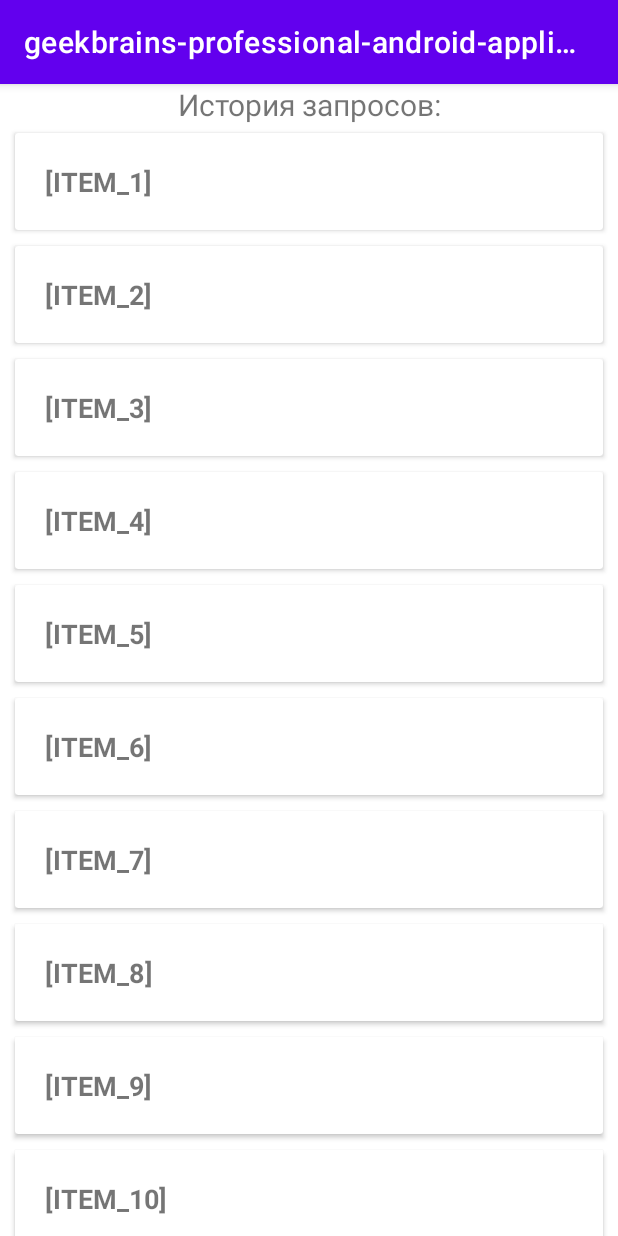
After one commit to GrishaninViacheslav/geekbrains-testing, an Android app: the fragment SearchHistoryFragment shown on its own in the app's theme, on a phone screen of 412 x 824 dp. The commit adds this screen. Run offline under Robolectric (Android 15) with nearby library versions, the phone set to English and light mode, and no system bars; our stand-ins replace Dagger/Hilt's generated code; libraries missing offline, so code that uses them is left out: com.github.terrakok.cicerone.

Commit message:
Добавил список

```diff
--- a/app/src/main/java/io/github/grishaninvyacheslav/geekbrains_professional_android_application_development/domain/di/AppComponent.kt
+++ b/app/src/main/java/io/github/grishaninvyacheslav/geekbrains_professional_android_application_development/domain/di/AppComponent.kt
@@ -2,6 +2,7 @@ package io.github.grishaninvyacheslav.geekbrains_professional_android_applicatio
 
 import dagger.Component
 import io.github.grishaninvyacheslav.geekbrains_professional_android_application_development.views.activity.MainActivity
+import io.github.grishaninvyacheslav.geekbrains_professional_android_application_development.views.fragments.SearchHistoryFragment
 import io.github.grishaninvyacheslav.geekbrains_professional_android_application_development.views.fragments.SearchInputFragment
 import io.github.grishaninvyacheslav.geekbrains_professional_android_application_development.views.fragments.SearchResultFragment
 import javax.inject.Singleton
@@ -19,4 +20,5 @@ interface AppComponent {
 
     fun inject(searchInputFragment: SearchInputFragment)
     fun inject(searchResultFragment: SearchResultFragment)
+    fun inject(searchHistoryFragment: SearchHistoryFragment)
 }
--- a/app/src/main/java/io/github/grishaninvyacheslav/geekbrains_professional_android_application_development/domain/di/PresentersModule.kt
+++ b/app/src/main/java/io/github/grishaninvyacheslav/geekbrains_professional_android_application_development/domain/di/PresentersModule.kt
@@ -4,6 +4,7 @@ import dagger.Module
 import dagger.Provides
 import io.github.grishaninvyacheslav.geekbrains_professional_android_application_development.domain.models.repository.IDictionaryRepository
 import io.github.grishaninvyacheslav.geekbrains_professional_android_application_development.presenters.main.MainPresenter
+import io.github.grishaninvyacheslav.geekbrains_professional_android_application_development.presenters.search_history.SearchHistoryPresenter
 import io.github.grishaninvyacheslav.geekbrains_professional_android_application_development.presenters.search_input.SearchInputPresenter
 import io.github.grishaninvyacheslav.geekbrains_professional_android_application_development.presenters.search_result.SearchResultPresenter
 
@@ -23,4 +24,10 @@ class PresentersModule {
     fun providesSearchResultPresenter(repository: IDictionaryRepository): SearchResultPresenter {
         return SearchResultPresenter(repository = repository)
     }
+
+    @Provides
+    fun providesSearchHistoryPresenter(): SearchHistoryPresenter {
+        return SearchHistoryPresenter()
+    }
+
 }
--- /dev/null
+++ b/app/src/main/java/io/github/grishaninvyacheslav/geekbrains_professional_android_application_development/presenters/search_history/HistoryRVAdapter.kt
@@ -0,0 +1,34 @@
+package io.github.grishaninvyacheslav.geekbrains_professional_android_application_development.presenters.search_history
+
+import android.view.LayoutInflater
+import android.view.View
+import android.view.ViewGroup
+import android.widget.TextView
+import androidx.recyclerview.widget.RecyclerView
+import io.github.grishaninvyacheslav.geekbrains_professional_android_application_development.R
+
+class HistoryRVAdapter(
+    var history: List<String>,
+    private val onClickEvent: (word: String) -> Unit
+) :
+    RecyclerView.Adapter<HistoryRVAdapter.ViewHolder>() {
+    class ViewHolder(view: View) : RecyclerView.ViewHolder(view) {
+        val textView: TextView = view.findViewById(R.id.title)
+    }
+
+    override fun onCreateViewHolder(viewGroup: ViewGroup, viewType: Int): ViewHolder {
+        val view = LayoutInflater.from(viewGroup.context)
+            .inflate(R.layout.item_search_history, viewGroup, false)
+
+        return ViewHolder(view)
+    }
+
+    override fun onBindViewHolder(viewHolder: ViewHolder, position: Int) {
+        with(viewHolder.textView) {
+            text = history[position]
+            setOnClickListener { onClickEvent(history[position]) }
+        }
+    }
+
+    override fun getItemCount() = history.size
+}
--- /dev/null
+++ b/app/src/main/java/io/github/grishaninvyacheslav/geekbrains_professional_android_application_development/presenters/search_history/SearchHistoryPresenter.kt
@@ -0,0 +1,25 @@
+package io.github.grishaninvyacheslav.geekbrains_professional_android_application_development.presenters.search_history
+
+import com.github.terrakok.cicerone.Router
+import io.github.grishaninvyacheslav.geekbrains_professional_android_application_development.App
+import io.github.grishaninvyacheslav.geekbrains_professional_android_application_development.presenters.MvpPresenter
+
+class SearchHistoryPresenter(
+    private val router: Router = App.instance.router
+) :
+    MvpPresenter<SearchHistoryViewContract>(), SearchHistoryPresenterContract {
+    override fun loadSearchHistory() {
+        // Так как данный функционал используется только для тестирования, то вместо
+        // настоящего репозитория, возразающего observable и извлекающего данные асинхронно,
+        // используется это:
+        val history = List(10) { index ->
+            "[ITEM_${index + 1}]"
+        }
+        forEachView { it.initHistoryList(history) }
+    }
+
+    fun backPressed(): Boolean {
+        router.exit()
+        return true
+    }
+}
--- /dev/null
+++ b/app/src/main/java/io/github/grishaninvyacheslav/geekbrains_professional_android_application_development/presenters/search_history/SearchHistoryPresenterContract.kt
@@ -0,0 +1,5 @@
+package io.github.grishaninvyacheslav.geekbrains_professional_android_application_development.presenters.search_history
+
+interface SearchHistoryPresenterContract {
+    fun loadSearchHistory()
+}
--- /dev/null
+++ b/app/src/main/java/io/github/grishaninvyacheslav/geekbrains_professional_android_application_development/presenters/search_history/SearchHistoryViewContract.kt
@@ -0,0 +1,7 @@
+package io.github.grishaninvyacheslav.geekbrains_professional_android_application_development.presenters.search_history
+
+import io.github.grishaninvyacheslav.geekbrains_professional_android_application_development.presenters.ViewContract
+
+interface SearchHistoryViewContract : ViewContract {
+    fun initHistoryList(history: List<String>)
+}
--- a/app/src/main/java/io/github/grishaninvyacheslav/geekbrains_professional_android_application_development/presenters/search_input/SearchInputPresenter.kt
+++ b/app/src/main/java/io/github/grishaninvyacheslav/geekbrains_professional_android_application_development/presenters/search_input/SearchInputPresenter.kt
@@ -57,6 +57,10 @@ class SearchInputPresenter(
         }
     }
 
+    override fun openHistory(){
+        router._navigateTo(Screens.searchHistory())
+    }
+
     fun backPressed(): Boolean {
         router._exit()
         return true
--- a/app/src/main/java/io/github/grishaninvyacheslav/geekbrains_professional_android_application_development/presenters/search_input/SearchInputPresenterContract.kt
+++ b/app/src/main/java/io/github/grishaninvyacheslav/geekbrains_professional_android_application_development/presenters/search_input/SearchInputPresenterContract.kt
@@ -2,4 +2,5 @@ package io.github.grishaninvyacheslav.geekbrains_professional_android_applicatio
 
 interface SearchInputPresenterContract {
     fun submitQuery(query: String)
+    fun openHistory()
 }
--- a/app/src/main/java/io/github/grishaninvyacheslav/geekbrains_professional_android_application_development/views/IScreens.kt
+++ b/app/src/main/java/io/github/grishaninvyacheslav/geekbrains_professional_android_application_development/views/IScreens.kt
@@ -5,4 +5,5 @@ import com.github.terrakok.cicerone.Screen
 interface IScreens {
     fun searchInput(): Screen
     fun searchResult(searchQuery: String): Screen
+    fun searchHistory(): Screen
 }
--- a/app/src/main/java/io/github/grishaninvyacheslav/geekbrains_professional_android_application_development/views/Screens.kt
+++ b/app/src/main/java/io/github/grishaninvyacheslav/geekbrains_professional_android_application_development/views/Screens.kt
@@ -1,10 +1,12 @@
 package io.github.grishaninvyacheslav.geekbrains_professional_android_application_development.views
 
 import com.github.terrakok.cicerone.androidx.FragmentScreen
+import io.github.grishaninvyacheslav.geekbrains_professional_android_application_development.views.fragments.SearchHistoryFragment
 import io.github.grishaninvyacheslav.geekbrains_professional_android_application_development.views.fragments.SearchInputFragment
 import io.github.grishaninvyacheslav.geekbrains_professional_android_application_development.views.fragments.SearchResultFragment
 
 object Screens : IScreens {
     override fun searchInput() = FragmentScreen { SearchInputFragment.newInstance() }
     override fun searchResult(searchQuery: String) = FragmentScreen { SearchResultFragment.newInstance(searchQuery) }
+    override fun searchHistory() = FragmentScreen { SearchHistoryFragment.newInstance() }
 }
--- /dev/null
+++ b/app/src/main/java/io/github/grishaninvyacheslav/geekbrains_professional_android_application_development/views/fragments/SearchHistoryFragment.kt
@@ -0,0 +1,71 @@
+package io.github.grishaninvyacheslav.geekbrains_professional_android_application_development.views.fragments
+
+import android.os.Bundle
+import android.view.LayoutInflater
+import android.view.View
+import android.view.ViewGroup
+import android.widget.Toast
+import androidx.fragment.app.Fragment
+import androidx.recyclerview.widget.LinearLayoutManager
+import io.github.grishaninvyacheslav.geekbrains_professional_android_application_development.App
+import io.github.grishaninvyacheslav.geekbrains_professional_android_application_development.databinding.FragmentSearchHistoryBinding
+import io.github.grishaninvyacheslav.geekbrains_professional_android_application_development.presenters.search_history.HistoryRVAdapter
+import io.github.grishaninvyacheslav.geekbrains_professional_android_application_development.presenters.search_history.SearchHistoryPresenter
+import io.github.grishaninvyacheslav.geekbrains_professional_android_application_development.presenters.search_history.SearchHistoryViewContract
+import io.github.grishaninvyacheslav.geekbrains_professional_android_application_development.views.BackButtonListener
+import javax.inject.Inject
+
+class SearchHistoryFragment : Fragment(), SearchHistoryViewContract, BackButtonListener {
+    private var _view: FragmentSearchHistoryBinding? = null
+    private val view get() = _view!!
+
+    private fun showMessage(message: String) {
+        Toast.makeText(requireContext(), message, Toast.LENGTH_LONG).show()
+    }
+
+    var adapter: HistoryRVAdapter? = null
+
+    @Inject
+    lateinit var presenter: SearchHistoryPresenter
+
+    companion object {
+        @JvmStatic
+        fun newInstance() = SearchHistoryFragment()
+    }
+
+    override fun onCreate(savedInstanceState: Bundle?) {
+        App.instance.appComponent.inject(this)
+        presenter.attach(this)
+        super.onCreate(savedInstanceState)
+    }
+
+    override fun onCreateView(
+        inflater: LayoutInflater, container: ViewGroup?,
+        savedInstanceState: Bundle?
+    ): View {
+        _view = FragmentSearchHistoryBinding.inflate(inflater, container, false)
+        return view.root
+    }
+
+    override fun onViewCreated(view: View, savedInstanceState: Bundle?) {
+        super.onViewCreated(view, savedInstanceState)
+        presenter.loadSearchHistory()
+    }
+
+    override fun initHistoryList(history: List<String>) {
+        view.searchHistoryRv.layoutManager = LinearLayoutManager(context)
+        adapter = HistoryRVAdapter(history) { word ->
+            showMessage(word)
+        }
+        view.searchHistoryRv.adapter = adapter
+        adapter?.notifyDataSetChanged()
+    }
+
+    override fun backPressed() = presenter.backPressed()
+
+    override fun onDestroy() {
+        super.onDestroy()
+        _view = null
+        presenter.detach(this)
+    }
+}
--- a/app/src/main/java/io/github/grishaninvyacheslav/geekbrains_professional_android_application_development/views/fragments/SearchInputFragment.kt
+++ b/app/src/main/java/io/github/grishaninvyacheslav/geekbrains_professional_android_application_development/views/fragments/SearchInputFragment.kt
@@ -34,6 +34,9 @@ class SearchInputFragment : Fragment(), SearchInputViewContract, BackButtonListe
             }
             searchConfirm.setOnClickListener {
                 presenter.submitQuery(searchInput.text.toString())
+            }
+            toHistory.setOnClickListener {
+                presenter.openHistory()
             }
         }
     }
--- /dev/null
+++ b/app/src/main/res/layout/fragment_search_history.xml
@@ -0,0 +1,18 @@
+<?xml version="1.0" encoding="utf-8"?>
+<LinearLayout xmlns:android="http://schemas.android.com/apk/res/android"
+    android:layout_width="match_parent"
+    android:layout_height="match_parent"
+    android:orientation="vertical">
+
+    <TextView
+        android:layout_width="match_parent"
+        android:layout_height="wrap_content"
+        android:text="История запросов:"
+        android:textAlignment="center"
+        android:textSize="20sp" />
+
+    <androidx.recyclerview.widget.RecyclerView
+        android:id="@+id/search_history_rv"
+        android:layout_width="match_parent"
+        android:layout_height="wrap_content" />
+</LinearLayout>
--- a/app/src/main/res/layout/fragment_search_input.xml
+++ b/app/src/main/res/layout/fragment_search_input.xml
@@ -36,4 +36,12 @@
         app:layout_constraintRight_toRightOf="parent"
         app:layout_constraintTop_toBottomOf="@id/search_input" />
 
+    <com.google.android.material.button.MaterialButton
+        android:id="@+id/to_history"
+        android:layout_width="wrap_content"
+        android:layout_height="wrap_content"
+        android:text="История"
+        app:layout_constraintLeft_toLeftOf="parent"
+        app:layout_constraintRight_toRightOf="parent"
+        app:layout_constraintTop_toBottomOf="@id/search_confirm" />
 </androidx.constraintlayout.widget.ConstraintLayout>
--- /dev/null
+++ b/app/src/main/res/layout/item_search_history.xml
@@ -0,0 +1,17 @@
+<?xml version="1.0" encoding="utf-8"?>
+<androidx.cardview.widget.CardView xmlns:android="http://schemas.android.com/apk/res/android"
+    android:layout_width="match_parent"
+    android:layout_height="wrap_content"
+    android:layout_marginHorizontal="10dp"
+    android:layout_marginVertical="5dp">
+
+    <TextView
+        android:id="@+id/title"
+        android:layout_width="wrap_content"
+        android:layout_height="wrap_content"
+        android:layout_marginHorizontal="20dp"
+        android:layout_marginVertical="20dp"
+        android:text="ITEM 1"
+        android:textSize="18sp"
+        android:textStyle="bold" />
+</androidx.cardview.widget.CardView>
```
